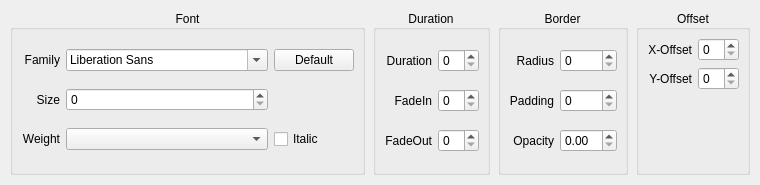
Before: the Qt Designer form QKeyMapper/qnotificationsetupdialog.ui in Zalafina/QKeyMapper, drawn with Qt 5.
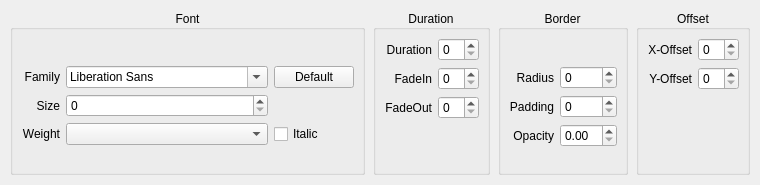
After: the same form once the commit is applied. Custom widgets are drawn as their Qt base class.

What changed in the file:
```diff
--- a/QKeyMapper/qnotificationsetupdialog.ui
+++ b/QKeyMapper/qnotificationsetupdialog.ui
@@ -71,6 +71,22 @@
       <property name="bottomMargin">
        <number>8</number>
       </property>
+      <item row="0" column="0" colspan="3" alignment="Qt::AlignmentFlag::AlignCenter">
+       <widget class="ColorPickerWidget" name="fontColorPicker" native="true">
+        <property name="sizePolicy">
+         <sizepolicy hsizetype="Preferred" vsizetype="Fixed">
+          <horstretch>0</horstretch>
+          <verstretch>0</verstretch>
+         </sizepolicy>
+        </property>
+        <property name="minimumSize">
+         <size>
+          <width>0</width>
+          <height>22</height>
+         </size>
+        </property>
+       </widget>
+      </item>
       <item row="1" column="0">
        <widget class="QLabel" name="fontFamilyLabel">
         <property name="text">
@@ -154,6 +170,19 @@
         </property>
        </widget>
       </item>
+      <item row="4" column="0" colspan="3">
+       <spacer name="fontVerticalSpacer">
+        <property name="orientation">
+         <enum>Qt::Orientation::Vertical</enum>
+        </property>
+        <property name="sizeHint" stdset="0">
+         <size>
+          <width>20</width>
+          <height>0</height>
+         </size>
+        </property>
+       </spacer>
+      </item>
      </layout>
     </widget>
    </item>
@@ -238,6 +267,19 @@
         </property>
        </widget>
       </item>
+      <item row="3" column="0" colspan="2">
+       <spacer name="durationVerticalSpacer">
+        <property name="orientation">
+         <enum>Qt::Orientation::Vertical</enum>
+        </property>
+        <property name="sizeHint" stdset="0">
+         <size>
+          <width>20</width>
+          <height>0</height>
+         </size>
+        </property>
+       </spacer>
+      </item>
      </layout>
     </widget>
    </item>
@@ -271,6 +313,22 @@
       <property name="bottomMargin">
        <number>8</number>
       </property>
+      <item row="0" column="0" colspan="2" alignment="Qt::AlignmentFlag::AlignCenter">
+       <widget class="ColorPickerWidget" name="backgroundColorPicker" native="true">
+        <property name="sizePolicy">
+         <sizepolicy hsizetype="Preferred" vsizetype="Fixed">
+          <horstretch>0</horstretch>
+          <verstretch>0</verstretch>
+         </sizepolicy>
+        </property>
+        <property name="minimumSize">
+         <size>
+          <width>0</width>
+          <height>22</height>
+         </size>
+        </property>
+       </widget>
+      </item>
       <item row="1" column="0">
        <widget class="QLabel" name="borderRadiusLabel">
         <property name="text">
@@ -322,6 +380,19 @@
         </property>
        </widget>
       </item>
+      <item row="4" column="0" colspan="2">
+       <spacer name="borderVerticalSpacer">
+        <property name="orientation">
+         <enum>Qt::Orientation::Vertical</enum>
+        </property>
+        <property name="sizeHint" stdset="0">
+         <size>
+          <width>20</width>
+          <height>0</height>
+         </size>
+        </property>
+       </spacer>
+      </item>
      </layout>
     </widget>
    </item>
@@ -407,6 +478,13 @@
    </item>
   </layout>
  </widget>
+ <customwidgets>
+  <customwidget>
+   <class>ColorPickerWidget</class>
+   <extends>QWidget</extends>
+   <header>colorpickerwidget.h</header>
+  </customwidget>
+ </customwidgets>
  <resources/>
  <connections/>
 </ui>
```
